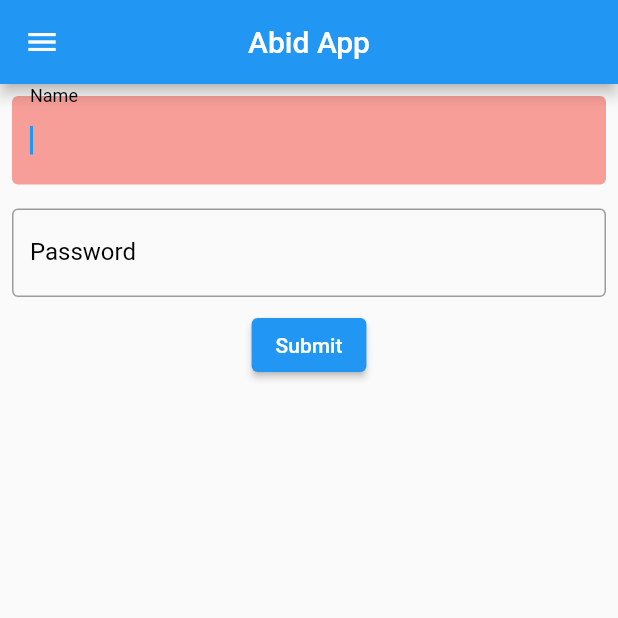
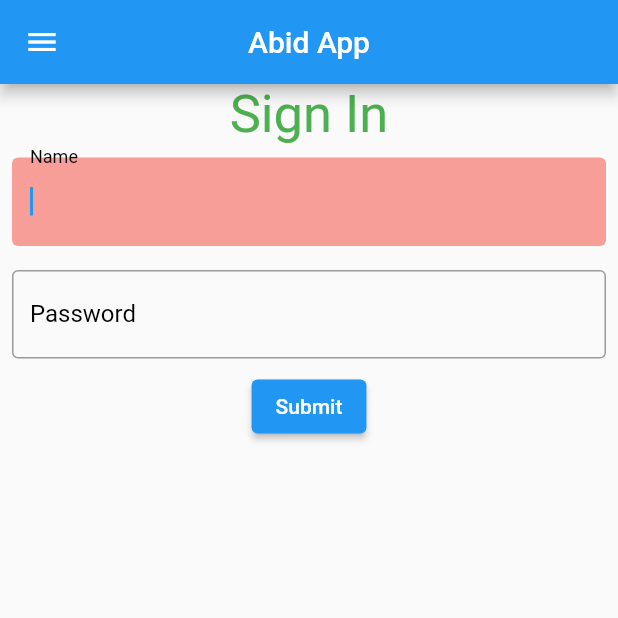
Before and after one commit to abidnuri/flutterone, a Flutter app: the screen it shows after launch, on a phone screen of 412 x 824 dp, the top half of it. Run offline on Flutter 3.47's test engine with Material 2 defaults, Android fonts, the phone set to English and light mode, and no system bars.

Commit message:
sign in text

```diff
--- a/lib/main.dart
+++ b/lib/main.dart
@@ -40,6 +40,15 @@ class MyApp extends StatelessWidget {
       ),
       body: Column(
         children: [
+          Container(
+            child: Text(
+              "Sign In",
+              style: TextStyle(
+                fontSize: 35,
+                color: Colors.green,
+              ),
+            ),
+          ),
           Padding(
             padding: EdgeInsets.all(8.0),
             child: Center(
```
